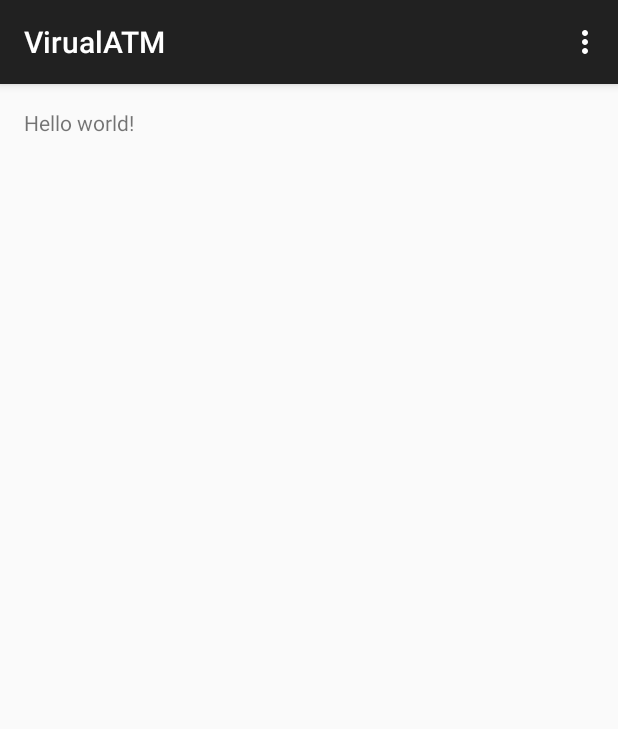
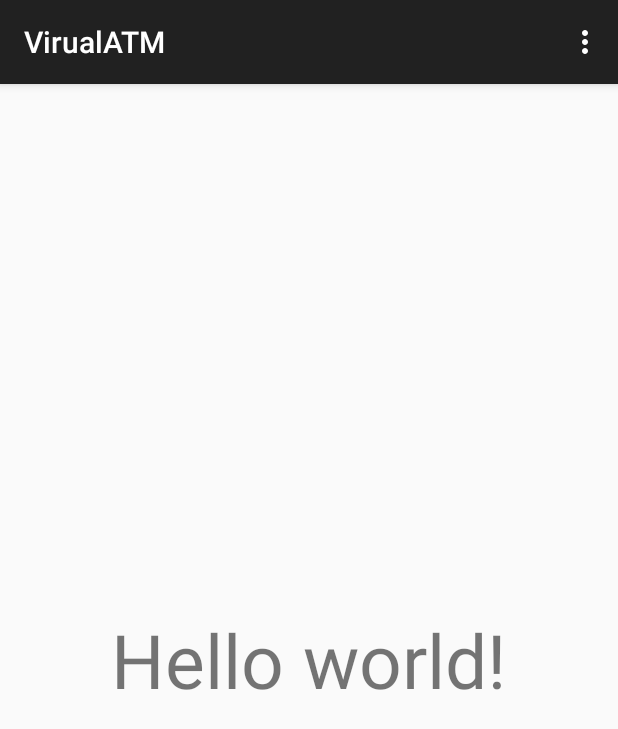
Before and after one commit to AbhinavJain13/VirualATM, an Android app: the screen it shows after launch (MainActivity), on a phone screen of 412 x 824 dp. Shown: the top 729 px of the screen. Run offline under Robolectric (Android 15) with nearby library versions, the phone set to English and light mode, and no system bars.

Commit message:
second commit

```diff
--- a/app/src/main/res/layout/activity_main.xml
+++ b/app/src/main/res/layout/activity_main.xml
@@ -1,11 +1,17 @@
 <RelativeLayout xmlns:android="http://schemas.android.com/apk/res/android"
     xmlns:tools="http://schemas.android.com/tools" android:layout_width="match_parent"
-    android:layout_height="match_parent" android:paddingLeft="@dimen/activity_horizontal_margin"
+    android:layout_height="match_parent"
+    android:paddingBottom="@dimen/activity_vertical_margin"
+    android:paddingLeft="@dimen/activity_horizontal_margin"
     android:paddingRight="@dimen/activity_horizontal_margin"
     android:paddingTop="@dimen/activity_vertical_margin"
-    android:paddingBottom="@dimen/activity_vertical_margin" tools:context=".MainActivity">
+    tools:context=".MainActivity">
 
-    <TextView android:text="@string/hello_world" android:layout_width="wrap_content"
-        android:layout_height="wrap_content" />
+    <TextView
+        android:layout_width="wrap_content"
+        android:layout_height="wrap_content"
+        android:layout_centerInParent="true"
+        android:text="@string/hello_world"
+        android:textSize="50sp" />
 
 </RelativeLayout>
```
